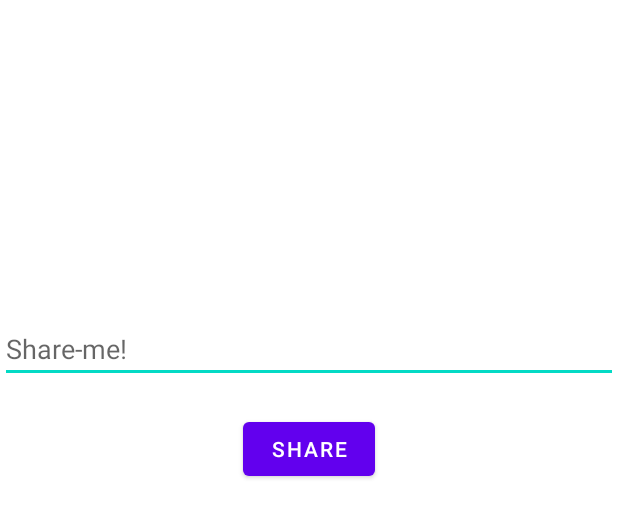
After one commit to mauriciolomba/TrilhaSoftex, an Android app: the layout activity_desafio1.xml on its own in the app's theme, with its tools: preview values and no code run, on a phone screen of 412 x 824 dp. The commit adds this screen. Shown: the top 518 px of the screen. Run offline under Robolectric (Android 15) with nearby library versions, the phone set to English and light mode, and no system bars.

Commit message:
Enviando parametros entre telas

```diff
--- a/app/src/main/AndroidManifest.xml
+++ b/app/src/main/AndroidManifest.xml
@@ -14,13 +14,19 @@
         android:theme="@style/Theme.TrilhaSoftex"
         tools:targetApi="31">
         <activity
+            android:name=".DetailsActivity"
+            android:exported="false" />
+        <activity
             android:name=".MainActivity"
             android:exported="true">
+
+
             <intent-filter>
                 <action android:name="android.intent.action.MAIN" />
 
                 <category android:name="android.intent.category.LAUNCHER" />
             </intent-filter>
+
         </activity>
     </application>
 
--- /dev/null
+++ b/app/src/main/res/layout/activity_desafio1.xml
@@ -0,0 +1,31 @@
+<?xml version="1.0" encoding="utf-8"?>
+<androidx.constraintlayout.widget.ConstraintLayout xmlns:android="http://schemas.android.com/apk/res/android"
+    xmlns:app="http://schemas.android.com/apk/res-auto"
+    xmlns:tools="http://schemas.android.com/tools"
+    android:layout_width="match_parent"
+    android:layout_height="match_parent"
+    tools:context=".Desafio1Activity">
+
+    <EditText
+        android:id="@+id/edit_text_share"
+        android:layout_width="0dp"
+        android:layout_height="wrap_content"
+        android:ems="10"
+        android:hint="Share-me!"
+        android:inputType="textPersonName"
+        app:layout_constraintBottom_toBottomOf="parent"
+        app:layout_constraintEnd_toEndOf="parent"
+        app:layout_constraintStart_toStartOf="parent"
+        app:layout_constraintTop_toTopOf="parent"
+        app:layout_constraintVertical_bias="0.26999998" />
+
+    <Button
+        android:id="@+id/shareButton"
+        android:layout_width="wrap_content"
+        android:layout_height="wrap_content"
+        android:layout_marginTop="20dp"
+        android:text="Share"
+        app:layout_constraintEnd_toEndOf="parent"
+        app:layout_constraintStart_toStartOf="parent"
+        app:layout_constraintTop_toBottomOf="@+id/edit_text_share" />
+</androidx.constraintlayout.widget.ConstraintLayout>
--- a/build.gradle
+++ b/build.gradle
@@ -2,7 +2,7 @@
 plugins {
     id 'com.android.application' version '7.2.1' apply false
     id 'com.android.library' version '7.2.1' apply false
-    id 'org.jetbrains.kotlin.android' version '1.6.10' apply false
+    id 'org.jetbrains.kotlin.android' version '1.7.10' apply false
 }
 
 task clean(type: Delete) {
```
Also changed, not shown: app/src/main/java/com/mauriciolomba/trilhasoftex/DetailsActivity.kt (added, +26 -0 lines), app/src/main/java/com/mauriciolomba/trilhasoftex/MainActivity.kt (+14 -2 lines), app/src/main/res/layout/activity_desafio1_second.xml (added, +17 -0 lines), app/src/main/res/layout/activity_details.xml (added, +21 -0 lines).
